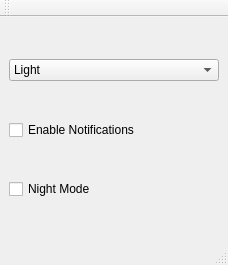
The window that kOrganizify/src/settingswindow.ui (jelisavetagavrilovic/kOrganizify) describes before a commit, drawn with Qt 5.
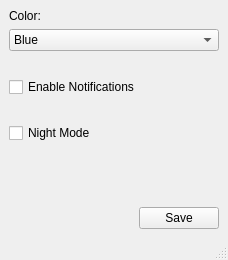
The same window after the commit.

The edit to the form file:
```diff
--- a/kOrganizify/src/settingswindow.ui
+++ b/kOrganizify/src/settingswindow.ui
@@ -7,16 +7,29 @@
     <x>0</x>
     <y>0</y>
     <width>228</width>
-    <height>265</height>
+    <height>260</height>
    </rect>
   </property>
   <widget class="QWidget" name="centralwidget">
    <layout class="QVBoxLayout" name="verticalLayout">
+    <item>
+     <widget class="QLabel" name="lblColor">
+      <property name="maximumSize">
+       <size>
+        <width>100</width>
+        <height>15</height>
+       </size>
+      </property>
+      <property name="text">
+       <string>Color:</string>
+      </property>
+     </widget>
+    </item>
     <item>
      <widget class="QComboBox" name="dropTheme">
       <item>
        <property name="text">
-        <string>Light</string>
+        <string>Blue</string>
        </property>
       </item>
       <item>
@@ -31,6 +44,22 @@
       </item>
      </widget>
     </item>
+    <item>
+     <spacer name="verticalSpacer1">
+      <property name="orientation">
+       <enum>Qt::Vertical</enum>
+      </property>
+      <property name="sizeType">
+       <enum>QSizePolicy::Maximum</enum>
+      </property>
+      <property name="sizeHint" stdset="0">
+       <size>
+        <width>20</width>
+        <height>20</height>
+       </size>
+      </property>
+     </spacer>
+    </item>
     <item>
      <widget class="QCheckBox" name="btnNotifications">
       <property name="text">
@@ -38,6 +67,22 @@
       </property>
      </widget>
     </item>
+    <item>
+     <spacer name="verticalSpacer2">
+      <property name="orientation">
+       <enum>Qt::Vertical</enum>
+      </property>
+      <property name="sizeType">
+       <enum>QSizePolicy::Maximum</enum>
+      </property>
+      <property name="sizeHint" stdset="0">
+       <size>
+        <width>20</width>
+        <height>20</height>
+       </size>
+      </property>
+     </spacer>
+    </item>
     <item>
      <widget class="QCheckBox" name="btnNightMode">
       <property name="text">
@@ -45,6 +90,43 @@
       </property>
      </widget>
     </item>
+    <item>
+     <spacer name="verticalSpacer3">
+      <property name="orientation">
+       <enum>Qt::Vertical</enum>
+      </property>
+      <property name="sizeHint" stdset="0">
+       <size>
+        <width>20</width>
+        <height>20</height>
+       </size>
+      </property>
+     </spacer>
+    </item>
+    <item>
+     <layout class="QHBoxLayout" name="horizontalLayout">
+      <item>
+       <spacer name="horizontalSpacer">
+        <property name="orientation">
+         <enum>Qt::Horizontal</enum>
+        </property>
+        <property name="sizeHint" stdset="0">
+         <size>
+          <width>20</width>
+          <height>10</height>
+         </size>
+        </property>
+       </spacer>
+      </item>
+      <item>
+       <widget class="QPushButton" name="btnSave">
+        <property name="text">
+         <string>Save</string>
+        </property>
+       </widget>
+      </item>
+     </layout>
+    </item>
    </layout>
   </widget>
   <widget class="QMenuBar" name="menubar">
@@ -57,14 +139,6 @@
     </rect>
    </property>
   </widget>
-  <widget class="QToolBar" name="toolBar">
-   <attribute name="toolBarArea">
-    <enum>TopToolBarArea</enum>
-   </attribute>
-   <attribute name="toolBarBreak">
-    <bool>false</bool>
-   </attribute>
-  </widget>
   <widget class="QStatusBar" name="statusbar"/>
  </widget>
  <resources/>
```
Left out of the diff: 16 changed lines with no effect on the pictures.
